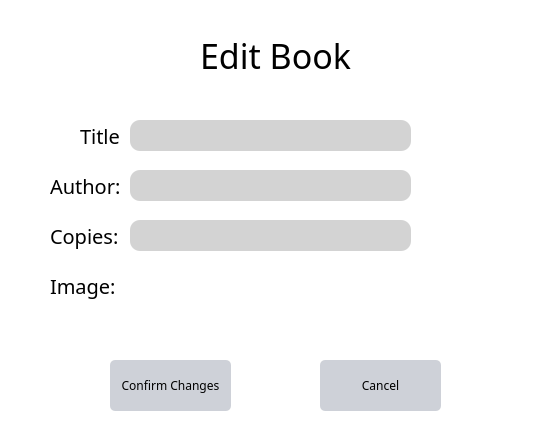
Qt form NewWindowChur/admineditbook.ui (jandrealyn/LibraryQtSystem) before a commit.
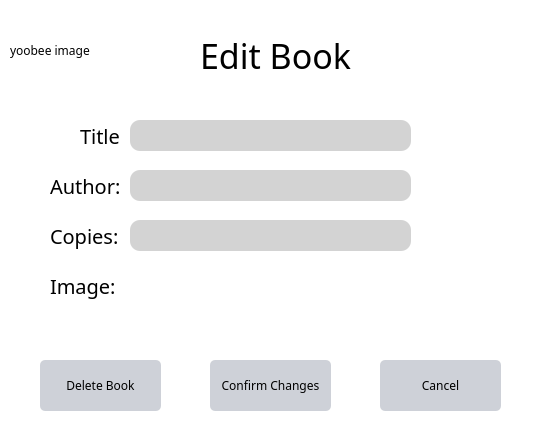
The same form after that commit.

Commit message:
Able to edit books
yep

Diff of the .ui file:
```diff
--- a/NewWindowChur/admineditbook.ui
+++ b/NewWindowChur/admineditbook.ui
@@ -130,7 +130,7 @@
    <widget class="QPushButton" name="canceledit">
     <property name="geometry">
      <rect>
-      <x>320</x>
+      <x>380</x>
       <y>360</y>
       <width>121</width>
       <height>51</height>
@@ -159,7 +159,7 @@
    <widget class="QPushButton" name="confimedit">
     <property name="geometry">
      <rect>
-      <x>110</x>
+      <x>210</x>
       <y>360</y>
       <width>121</width>
       <height>51</height>
@@ -215,6 +215,32 @@
      </rect>
     </property>
    </widget>
+   <widget class="QLabel" name="img">
+    <property name="geometry">
+     <rect>
+      <x>10</x>
+      <y>10</y>
+      <width>161</width>
+      <height>81</height>
+     </rect>
+    </property>
+    <property name="text">
+     <string>yoobee image</string>
+    </property>
+   </widget>
+   <widget class="QPushButton" name="deletebook">
+    <property name="geometry">
+     <rect>
+      <x>40</x>
+      <y>360</y>
+      <width>121</width>
+      <height>51</height>
+     </rect>
+    </property>
+    <property name="text">
+     <string>Delete Book</string>
+    </property>
+   </widget>
   </widget>
  </widget>
  <resources/>
```
Left out of the diff: 2 changed lines with no effect on the pictures. The commit also changes 15 other files.
